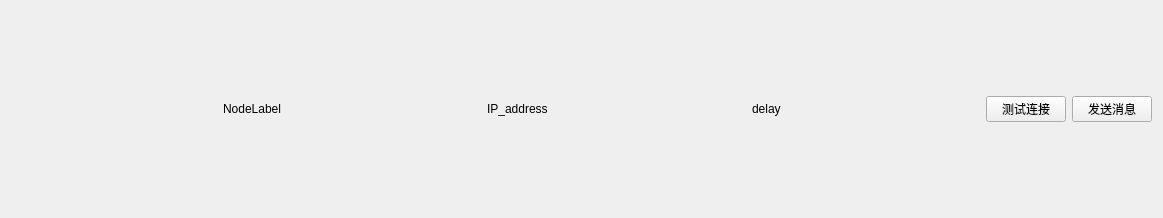
mioyzhang/UI, file ui/testWidgets.ui: the form before one commit.
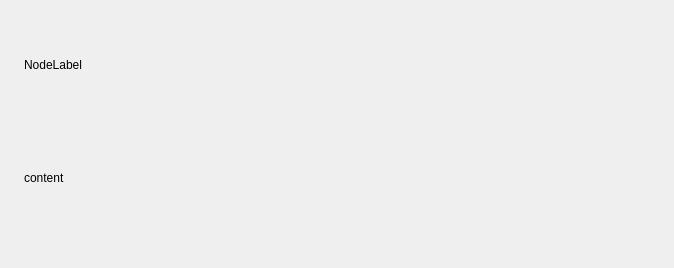
The form after the commit. Icons and pictures are not drawn.

The edit to the form file:
```diff
--- a/ui/testWidgets.ui
+++ b/ui/testWidgets.ui
@@ -6,8 +6,8 @@
    <rect>
     <x>0</x>
     <y>0</y>
-    <width>1163</width>
-    <height>218</height>
+    <width>674</width>
+    <height>268</height>
    </rect>
   </property>
   <property name="windowTitle">
@@ -34,18 +34,7 @@
     </widget>
    </item>
    <item>
-    <spacer name="horizontalSpacer_4">
-     <property name="orientation">
-      <enum>Qt::Horizontal</enum>
-     </property>
-     <property name="sizeHint" stdset="0">
-      <size>
-       <width>40</width>
-       <height>20</height>
-      </size>
-     </property>
-    </spacer>
-   </item>
+    <layout class="QVBoxLayout" name="verticalLayout">
    <item>
     <widget class="QLabel" name="label_label">
      <property name="text">
@@ -54,45 +43,14 @@
     </widget>
    </item>
    <item>
-    <spacer name="horizontalSpacer_3">
-     <property name="orientation">
-      <enum>Qt::Horizontal</enum>
-     </property>
-     <property name="sizeHint" stdset="0">
-      <size>
-       <width>40</width>
-       <height>20</height>
-      </size>
-     </property>
-    </spacer>
-   </item>
-   <item>
-    <widget class="QLabel" name="label_ip">
+      <widget class="QLabel" name="label_label_content">
      <property name="text">
-      <string>IP_address</string>
+        <string>content</string>
      </property>
     </widget>
    </item>
    <item>
-    <spacer name="horizontalSpacer_2">
-     <property name="orientation">
-      <enum>Qt::Horizontal</enum>
-     </property>
-     <property name="sizeHint" stdset="0">
-      <size>
-       <width>40</width>
-       <height>20</height>
-      </size>
-     </property>
-    </spacer>
-   </item>
-   <item>
-    <widget class="QLabel" name="label_delay">
-     <property name="text">
-      <string>delay</string>
-     </property>
-    </widget>
-   </item>
+      <layout class="QHBoxLayout" name="horizontalLayout_other">
    <item>
     <spacer name="horizontalSpacer">
      <property name="orientation">
@@ -107,18 +65,46 @@
     </spacer>
    </item>
    <item>
-    <widget class="QPushButton" name="pushButton_test">
+        <widget class="QLabel" name="label_icon_img">
+         <property name="sizePolicy">
+          <sizepolicy hsizetype="Maximum" vsizetype="Maximum">
+           <horstretch>15</horstretch>
+           <verstretch>15</verstretch>
+          </sizepolicy>
+         </property>
      <property name="text">
-      <string>测试连接</string>
+          <string/>
+         </property>
+         <property name="pixmap">
+          <pixmap resource="../resource/resouce.qrc">:/icon/icon/图像.png</pixmap>
+         </property>
+         <property name="scaledContents">
+          <bool>true</bool>
      </property>
     </widget>
    </item>
    <item>
-    <widget class="QPushButton" name="pushButton_send">
+        <widget class="QLabel" name="label_icon_file">
+         <property name="sizePolicy">
+          <sizepolicy hsizetype="Maximum" vsizetype="Maximum">
+           <horstretch>15</horstretch>
+           <verstretch>15</verstretch>
+          </sizepolicy>
+         </property>
      <property name="text">
-      <string>发送消息</string>
-     </property>
-    </widget>
+          <string/>
+         </property>
+         <property name="pixmap">
+          <pixmap resource="../resource/resouce.qrc">:/icon/icon/文件.png</pixmap>
+         </property>
+         <property name="scaledContents">
+          <bool>true</bool>
+         </property>
+        </widget>
+       </item>
+      </layout>
+     </item>
+    </layout>
    </item>
   </layout>
  </widget>
```
Lines whose indentation alone changed are shown as unchanged.
